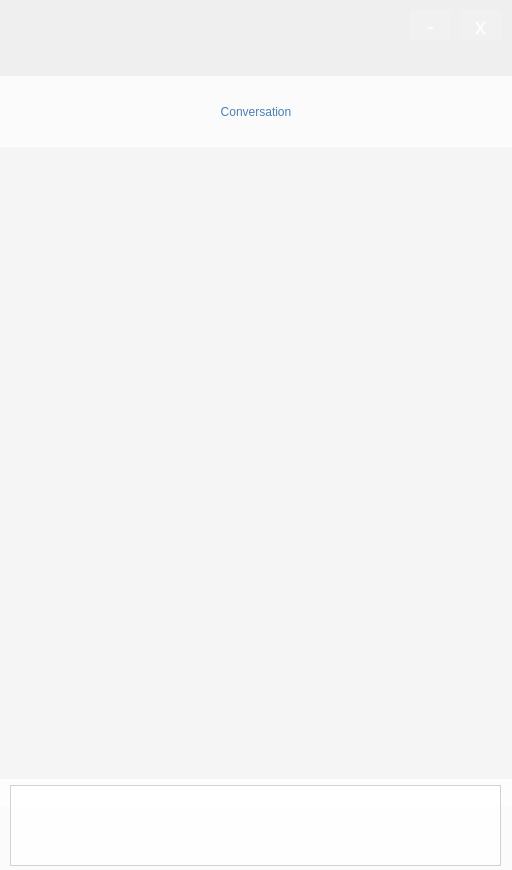
Qt form Babel/client/forms/BabelMain.ui (gvsurenderreddy/Babel-VOIP) before a commit.
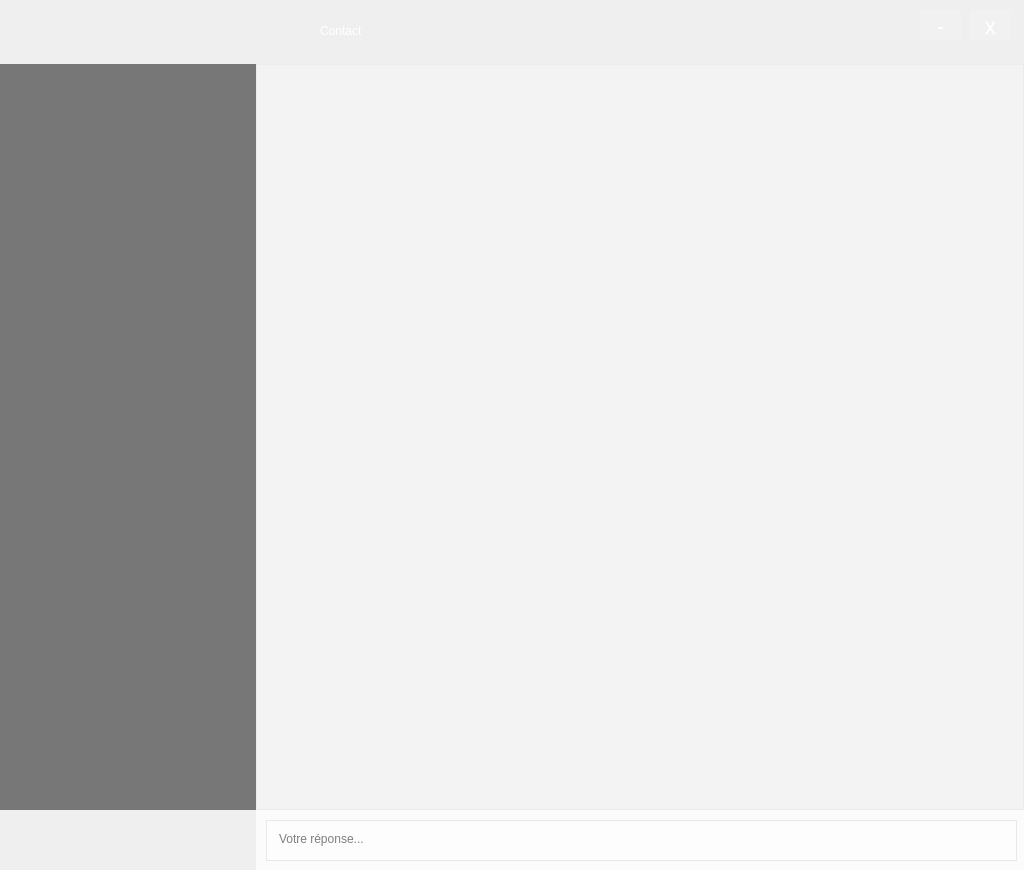
The same form after that commit. Icons and pictures are not drawn.

What changed in the file:
```diff
--- a/Babel/client/forms/BabelMain.ui
+++ b/Babel/client/forms/BabelMain.ui
@@ -6,7 +6,7 @@
    <rect>
     <x>0</x>
     <y>0</y>
-    <width>512</width>
+    <width>1024</width>
     <height>870</height>
    </rect>
   </property>
@@ -21,8 +21,8 @@
     <rect>
      <x>0</x>
      <y>0</y>
-     <width>512</width>
-     <height>76</height>
+     <width>1024</width>
+     <height>64</height>
     </rect>
    </property>
    <property name="styleSheet">
@@ -33,7 +33,7 @@
    <widget class="QPushButton" name="close">
     <property name="geometry">
      <rect>
-      <x>460</x>
+      <x>970</x>
       <y>10</y>
       <width>41</width>
       <height>31</height>
@@ -58,7 +58,7 @@
    <widget class="QPushButton" name="minimize">
     <property name="geometry">
      <rect>
-      <x>410</x>
+      <x>920</x>
       <y>10</y>
       <width>41</width>
       <height>31</height>
@@ -81,54 +81,56 @@
      <string>-</string>
     </property>
    </widget>
+   <widget class="QLabel" name="label">
+    <property name="geometry">
+     <rect>
+      <x>320</x>
+      <y>10</y>
+      <width>491</width>
+      <height>41</height>
+     </rect>
+    </property>
+    <property name="styleSheet">
+     <string notr="true">background: none;
+border: none;
+background-color: rgba(0, 0, 0, 0);
+color: rgb(255, 255, 255);
+font: 16pt &quot;Open Sans Light&quot;;</string>
+    </property>
+    <property name="text">
+     <string>Contact</string>
+    </property>
+    <property name="scaledContents">
+     <bool>true</bool>
+    </property>
+    <property name="alignment">
+     <set>Qt::AlignLeading|Qt::AlignLeft|Qt::AlignVCenter</set>
+    </property>
+   </widget>
   </widget>
   <widget class="QListView" name="listView">
    <property name="geometry">
     <rect>
      <x>0</x>
-     <y>146</y>
-     <width>512</width>
-     <height>660</height>
+     <y>64</y>
+     <width>256</width>
+     <height>746</height>
     </rect>
    </property>
    <property name="styleSheet">
     <string notr="true">background:none;
-background-color: rgba(255, 255, 255, 96);
+background-color: rgba(0, 0, 0, 128);
 border: none;
 </string>
    </property>
   </widget>
-  <widget class="QLabel" name="title">
-   <property name="geometry">
-    <rect>
-     <x>0</x>
-     <y>76</y>
-     <width>512</width>
-     <height>71</height>
-    </rect>
-   </property>
-   <property name="styleSheet">
-    <string notr="true">background: none;
-background-color: rgba(255, 255, 255, 192);
-font: 28pt &quot;Open Sans Light&quot;;
-color: rgba(15, 87, 154, 192);
-
-</string>
-   </property>
-   <property name="text">
-    <string>Conversation</string>
-   </property>
-   <property name="alignment">
-    <set>Qt::AlignCenter</set>
-   </property>
-  </widget>
   <widget class="QWidget" name="widget_2" native="true">
    <property name="geometry">
     <rect>
-     <x>0</x>
-     <y>779</y>
-     <width>512</width>
-     <height>91</height>
+     <x>256</x>
+     <y>810</y>
+     <width>768</width>
+     <height>61</height>
     </rect>
    </property>
    <property name="styleSheet">
@@ -139,9 +141,60 @@
     <property name="geometry">
      <rect>
       <x>10</x>
-      <y>6</y>
-      <width>491</width>
-      <height>81</height>
+      <y>10</y>
+      <width>751</width>
+      <height>41</height>
+     </rect>
+    </property>
+    <property name="styleSheet">
+     <string notr="true">background-color: rgba(255, 255, 255, 96);
+padding: 7px 8px;
+font: 8pt &quot;Open Sans Light&quot;;
+</string>
+    </property>
+    <property name="placeholderText">
+     <string>Votre réponse...</string>
+    </property>
+   </widget>
+  </widget>
+  <widget class="QWidget" name="widget_3" native="true">
+   <property name="geometry">
+    <rect>
+     <x>0</x>
+     <y>810</y>
+     <width>256</width>
+     <height>61</height>
+    </rect>
+   </property>
+   <property name="styleSheet">
+    <string notr="true">background: none;
+background-color: rbga(0, 0, 0, 224);
+</string>
+   </property>
+  </widget>
+  <widget class="QScrollArea" name="scrollArea">
+   <property name="geometry">
+    <rect>
+     <x>256</x>
+     <y>64</y>
+     <width>768</width>
+     <height>746</height>
+    </rect>
+   </property>
+   <property name="styleSheet">
+    <string notr="true">background: none;
+background-color: rgba(255, 255, 255, 32);</string>
+   </property>
+   <property name="widgetResizable">
+    <bool>true</bool>
+   </property>
+   <widget class="QWidget" name="scrollAreaWidgetContents">
+    <property name="geometry">
+     <rect>
+      <x>0</x>
+      <y>0</y>
+      <width>766</width>
+      <height>744</height>
      </rect>
     </property>
    </widget>
```
Left out of the diff: 2 changed lines with no effect on the pictures.
